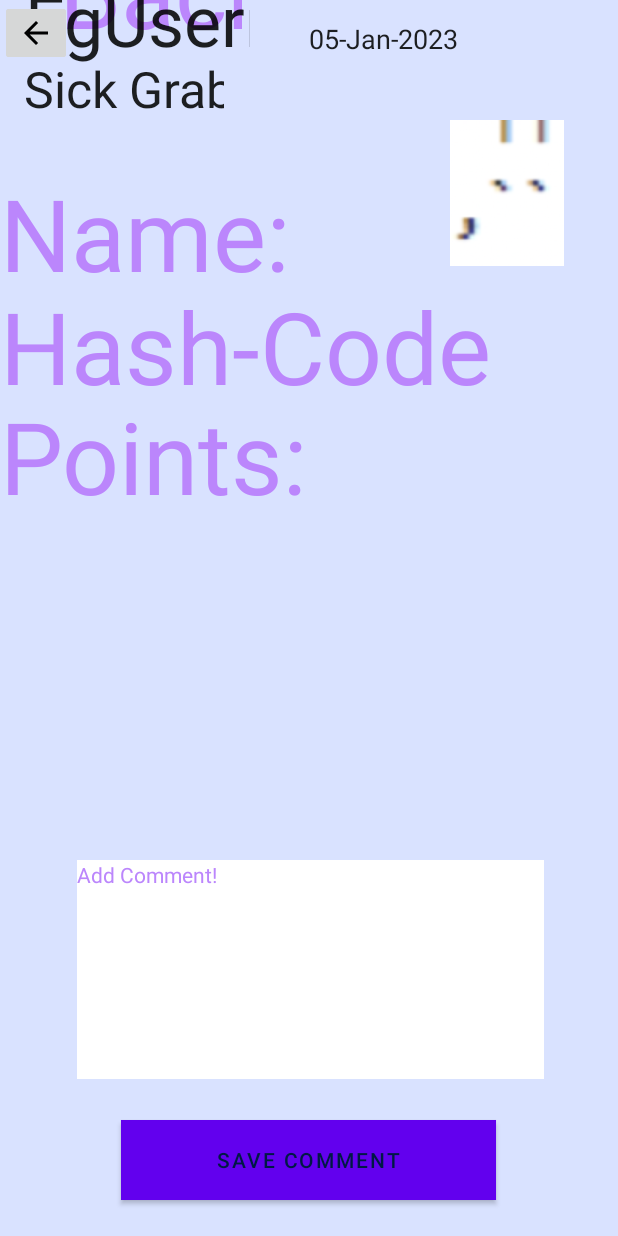
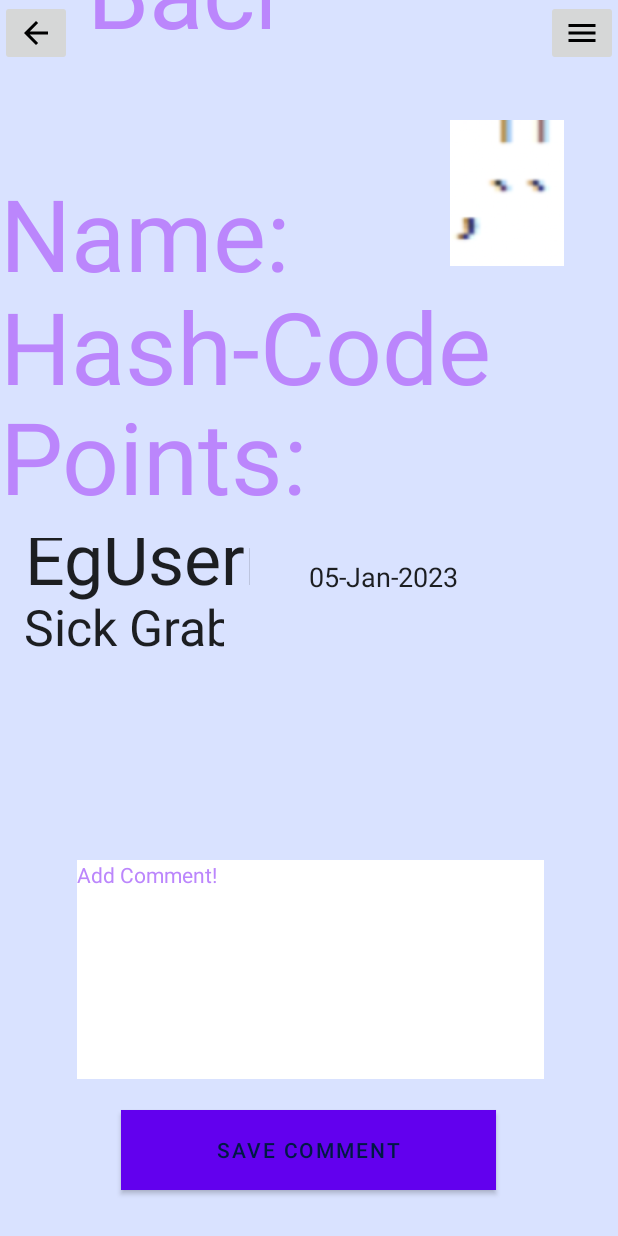
Before and after one commit to hobranan/IHuntWithJavalins_bhcopy, an Android app: the layout comment_adding.xml on its own in the app's theme, with its tools: preview values and no code run, on a phone screen of 412 x 824 dp. Run offline under Robolectric (Android 15) with nearby library versions, the phone set to English and light mode, and no system bars.

Commit message:
update comment xml

```diff
--- a/code/app/src/main/java/com/example/ihuntwithjavalins/Player/Player.java
+++ b/code/app/src/main/java/com/example/ihuntwithjavalins/Player/Player.java
@@ -143,15 +143,6 @@ public class Player implements Serializable, Comparable<Player> {
         this.region = region;
     }
 
-    public String getDateJoined() {
-        return dateJoined;
-    }
-
-    public void setDateJoined(String dateJoined) {
-        this.dateJoined = dateJoined;
-    }
-
-
     /**
      * Gets the list of QRCode objects the Player has scanned
      * @return The list containing QRCode objects the Player has scanned
@@ -212,4 +203,8 @@ public class Player implements Serializable, Comparable<Player> {
     }
 
 
+    @Override
+    public int compareTo(Player o) {
+        return 0;
+    }
 }
--- a/code/app/src/main/res/layout/comment_adding.xml
+++ b/code/app/src/main/res/layout/comment_adding.xml
@@ -63,6 +63,7 @@
         android:id="@+id/save_comment"
         android:layout_width="250dp"
         android:layout_height="53dp"
+        android:layout_marginTop="13dp"
         android:layout_marginBottom="24dp"
         android:background="@color/material_dynamic_secondary50"
         android:text="Save Comment"
@@ -70,7 +71,8 @@
         app:layout_constraintBottom_toBottomOf="parent"
         app:layout_constraintEnd_toEndOf="parent"
         app:layout_constraintHorizontal_bias="0.496"
-        app:layout_constraintStart_toStartOf="parent" />
+        app:layout_constraintStart_toStartOf="parent"
+        app:layout_constraintTop_toBottomOf="@+id/comment_box" />
 
     <EditText
         android:id="@+id/go_back_text"
@@ -87,7 +89,7 @@
         app:layout_constraintEnd_toStartOf="@+id/menu_btn_comment"
         app:layout_constraintHorizontal_bias="0.051"
         app:layout_constraintStart_toEndOf="@+id/imageButton2"
-        tools:layout_editor_absoluteY="19dp" />
+        app:layout_constraintTop_toTopOf="parent" />
 
     <ImageButton
         android:background="@android:color/transparent"
@@ -119,11 +121,12 @@
 
     <androidx.constraintlayout.widget.ConstraintLayout
         android:id="@+id/date"
-        android:textSize="100px"
         android:layout_width="411dp"
         android:layout_height="190dp"
-        tools:layout_editor_absoluteX="1dp"
-        tools:layout_editor_absoluteY="301dp">
+        android:layout_marginTop="10dp"
+        android:textSize="100px"
+        app:layout_constraintStart_toStartOf="parent"
+        app:layout_constraintTop_toBottomOf="@+id/points_text">
 
         <EditText
             android:id="@+id/comment"
@@ -155,7 +158,7 @@
             app:layout_constraintEnd_toStartOf="@+id/editTextTextPersonName4"
             app:layout_constraintHorizontal_bias="0.296"
             app:layout_constraintStart_toStartOf="parent"
-            tools:layout_editor_absoluteY="7dp" />
+            app:layout_constraintTop_toTopOf="parent" />
 
         <EditText
             android:id="@+id/editTextTextPersonName4"
@@ -178,17 +181,17 @@
         android:id="@+id/menu_btn_comment"
         android:layout_width="wrap_content"
         android:layout_height="wrap_content"
-        app:srcCompat="@drawable/ic_baseline_menu_24"
-        tools:layout_editor_absoluteX="348dp"
-        tools:layout_editor_absoluteY="11dp" />
+        app:layout_constraintEnd_toEndOf="parent"
+        app:layout_constraintTop_toTopOf="parent"
+        app:srcCompat="@drawable/ic_baseline_menu_24" />
 
     <ImageButton
         android:id="@+id/imageButton2"
         android:layout_width="wrap_content"
         android:layout_height="wrap_content"
-        app:srcCompat="@drawable/ic_baseline_arrow_back_24"
-        tools:layout_editor_absoluteX="24dp"
-        tools:layout_editor_absoluteY="14dp" />
+        app:layout_constraintStart_toStartOf="parent"
+        app:layout_constraintTop_toTopOf="parent"
+        app:srcCompat="@drawable/ic_baseline_arrow_back_24" />
 
 
 </androidx.constraintlayout.widget.ConstraintLayout>
--- a/code/build.gradle
+++ b/code/build.gradle
@@ -16,8 +16,8 @@ buildscript { // for firebase functionality
 
 
 plugins {
-    id 'com.android.application' version '7.3.1' apply false
-    id 'com.android.library' version '7.3.1' apply false
+    id 'com.android.application' version '7.4.0' apply false
+    id 'com.android.library' version '7.4.0' apply false
 }
 
 allprojects { // for firebase functionality
```
Also changed, not shown: code/gradle/wrapper/gradle-wrapper.properties.
